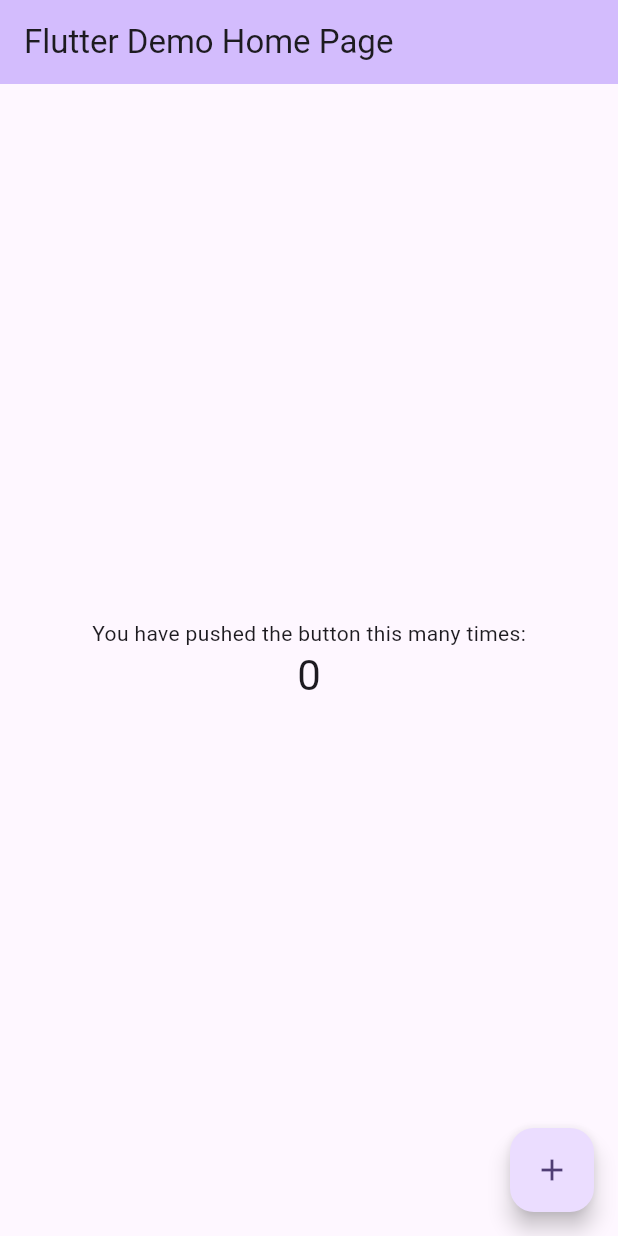
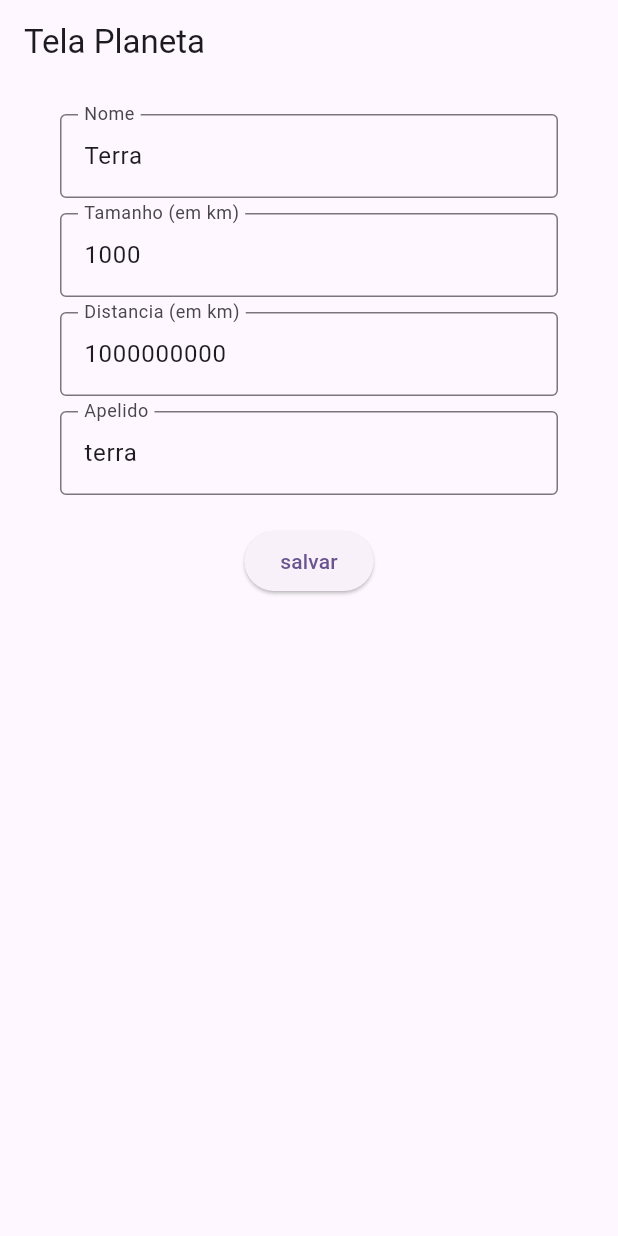
Before and after one commit to 99185908/app, a Flutter app: the screen it shows after launch, on a phone screen of 412 x 824 dp. Run offline on Flutter 3.47's test engine with Material 3 defaults, Android fonts, the phone set to English and light mode, and no system bars.

Commit message:
first commit

```diff
--- a/lib/main.dart
+++ b/lib/main.dart
@@ -1,4 +1,8 @@
+// ignore_for_file: duplicate_import
+
 import 'package:flutter/material.dart';
+import 'package:myapp/telas/tela_planeta.dart';
+import 'telas/tela_planeta.dart';
 
 void main() {
   runApp(const MyApp());
@@ -7,31 +11,16 @@ void main() {
 class MyApp extends StatelessWidget {
   const MyApp({super.key});
 
-  // This widget is the root of your application.
   @override
   Widget build(BuildContext context) {
     return MaterialApp(
+      debugShowCheckedModeBanner: false,
       title: 'Flutter Demo',
       theme: ThemeData(
-        // This is the theme of your application.
-        //
-        // TRY THIS: Try running your application with "flutter run". You'll see
-        // the application has a purple toolbar. Then, without quitting the app,
-        // try changing the seedColor in the colorScheme below to Colors.green
-        // and then invoke "hot reload" (save your changes or press the "hot
-        // reload" button in a Flutter-supported IDE, or press "r" if you used
-        // the command line to start the app).
-        //
-        // Notice that the counter didn't reset back to zero; the application
-        // state is not lost during the reload. To reset the state, use hot
-        // restart instead.
-        //
-        // This works for code too, not just values: Most code changes can be
-        // tested with just a hot reload.
         colorScheme: ColorScheme.fromSeed(seedColor: Colors.deepPurple),
         useMaterial3: true,
       ),
-      home: const MyHomePage(title: 'Flutter Demo Home Page'),
+      home: TelaPlaneta(),
     );
   }
 }
@@ -39,78 +28,36 @@ class MyApp extends StatelessWidget {
 class MyHomePage extends StatefulWidget {
   const MyHomePage({super.key, required this.title});
 
-  // This widget is the home page of your application. It is stateful, meaning
-  // that it has a State object (defined below) that contains fields that affect
-  // how it looks.
-
-  // This class is the configuration for the state. It holds the values (in this
-  // case the title) provided by the parent (in this case the App widget) and
-  // used by the build method of the State. Fields in a Widget subclass are
-  // always marked "final".
-
   final String title;
 
   @override
   State<MyHomePage> createState() => _MyHomePageState();
 }
 
+
 class _MyHomePageState extends State<MyHomePage> {
   int _counter = 0;
 
   void _incrementCounter() {
     setState(() {
-      // This call to setState tells the Flutter framework that something has
-      // changed in this State, which causes it to rerun the build method below
-      // so that the display can reflect the updated values. If we changed
-      // _counter without calling setState(), then the build method would not be
-      // called again, and so nothing would appear to happen.
       _counter++;
     });
   }
 
   @override
   Widget build(BuildContext context) {
-    // This method is rerun every time setState is called, for instance as done
-    // by the _incrementCounter method above.
-    //
-    // The Flutter framework has been optimized to make rerunning build methods
-    // fast, so that you can just rebuild anything that needs updating rather
-    // than having to individually change instances of widgets.
     return Scaffold(
       appBar: AppBar(
-        // TRY THIS: Try changing the color here to a specific color (to
-        // Colors.amber, perhaps?) and trigger a hot reload to see the AppBar
-        // change color while the other colors stay the same.
         backgroundColor: Theme.of(context).colorScheme.inversePrimary,
-        // Here we take the value from the MyHomePage object that was created by
-        // the App.build method, and use it to set our appbar title.
         title: Text(widget.title),
       ),
-      body: Center(
-        // Center is a layout widget. It takes a single child and positions it
-        // in the middle of the parent.
+      body: const Center(
         child: Column(
-          // Column is also a layout widget. It takes a list of children and
-          // arranges them vertically. By default, it sizes itself to fit its
-          // children horizontally, and tries to be as tall as its parent.
-          //
-          // Column has various properties to control how it sizes itself and
-          // how it positions its children. Here we use mainAxisAlignment to
-          // center the children vertically; the main axis here is the vertical
-          // axis because Columns are vertical (the cross axis would be
-          // horizontal).
-          //
-          // TRY THIS: Invoke "debug painting" (choose the "Toggle Debug Paint"
-          // action in the IDE, or press "p" in the console), to see the
-          // wireframe for each widget.
           mainAxisAlignment: MainAxisAlignment.center,
-          children: <Widget>[
-            const Text(
-              'You have pushed the button this many times:',
-            ),
+          children: [
             Text(
-              '$_counter',
-              style: Theme.of(context).textTheme.headlineMedium,
+              'Text Example',
+             style: TextStyle(fontSize: 24),
             ),
           ],
         ),
@@ -119,7 +66,7 @@ class _MyHomePageState extends State<MyHomePage> {
         onPressed: _incrementCounter,
         tooltip: 'Increment',
         child: const Icon(Icons.add),
-      ), // This trailing comma makes auto-formatting nicer for build methods.
+      ),
     );
   }
 }
--- /dev/null
+++ b/lib/modelos/lista.dart
@@ -0,0 +1,42 @@
+import 'planeta.dart';
+
+Planeta planeta_mercurio = Planeta(
+  nome: 'Mercurio',
+  tamanho: 100.0,
+  distancia: 1000.0,
+);
+Planeta planeta_venus = Planeta(
+  nome: 'Venus',
+  tamanho: 100.0,
+  distancia: 1000.0,
+);
+Planeta planeta_terra = Planeta(
+  nome: 'Terra',
+  tamanho: 100.0,
+  distancia: 1000.0,
+);
+Planeta planeta_marte = Planeta(
+  nome: 'Marte',
+  tamanho: 100.0,
+  distancia: 1000.0,
+);
+Planeta planeta_jupiter = Planeta(
+  nome: 'Jupiter',
+  tamanho: 100.0,
+  distancia: 1000.0,
+);
+Planeta planeta_saturno = Planeta(
+  nome: 'Saturno',
+  tamanho: 100.0,
+  distancia: 1000.0,
+);
+Planeta planeta_urano = Planeta(
+  nome: 'Urano',
+  tamanho: 100.0,
+  distancia: 1000.0,
+);
+Planeta planeta_netuno = Planeta(
+  nome: 'Netuno',
+  tamanho: 100.0,
+  distancia: 1000.0,
+);
--- /dev/null
+++ b/lib/modelos/planeta.dart
@@ -0,0 +1,13 @@
+class Planeta {
+  int? id;
+  String nome;
+  double tamanho;
+  double distancia;
+
+  Planeta({
+    this.id,
+    required this.nome,
+    required this.tamanho,
+    required this.distancia,
+  });
+}
--- /dev/null
+++ b/lib/telas/tela_planeta.dart
@@ -0,0 +1,115 @@
+import 'package:flutter/material.dart';
+
+class TelaPlaneta extends StatefulWidget {
+  @override
+  _TelaPlanetaState createState() => _TelaPlanetaState();
+}
+
+class _TelaPlanetaState extends State<TelaPlaneta> {
+  final _formKey = GlobalKey<FormState>();
+
+  final TextEditingController _nameController = TextEditingController();
+  final TextEditingController _tamanhoController = TextEditingController();
+  final TextEditingController _distanciaController = TextEditingController();
+  final TextEditingController _nicknameController = TextEditingController();
+
+  @override
+  void initState() {
+    _nameController.text = 'Terra';
+    _tamanhoController.text = '1000';
+    _distanciaController.text = '1000000000';
+    _nicknameController.text = 'terra';
+    super.initState();
+  }
+
+  @override
+  void dispose() {
+    _nameController.dispose();
+    _tamanhoController.dispose();
+    _distanciaController.dispose();
+    _nicknameController.dispose();
+    super.dispose();
+  }
+
+  @override
+  Widget build(BuildContext context) {
+    return Scaffold(
+      appBar: AppBar(
+        title: Text('Tela Planeta'),
+      ),
+      body: Padding(
+        padding: const EdgeInsets.symmetric(horizontal: 40, vertical: 20),
+        child: Form(
+          key: _formKey,
+          child: SingleChildScrollView(
+            child: Column(
+              children: [
+                TextFormField(
+                  controller: _nameController,
+                  decoration: InputDecoration(
+                    labelText: 'Nome',
+                    border: OutlineInputBorder(),
+                  ),
+                  validator: (value) {
+                    if (value == null || value.isEmpty) {
+                      return 'Por favor, insira um Planeta valido';
+                    }
+                    return null;
+                  },
+                ),
+                SizedBox(height: 10.0),
+                TextFormField(
+                  controller: _tamanhoController,
+                  decoration: InputDecoration(
+                    labelText: 'Tamanho (em km)',
+                    border: OutlineInputBorder(),
+                  ),
+                  validator: (value) {
+                    if (value == null || value.isEmpty) {
+                      return 'Por favor, insira uma distancia valida';
+                    }
+                    return null;
+                  },
+
+                  ),
+                SizedBox(height: 10.0),
+                TextFormField(
+                  controller: _distanciaController,
+                 decoration: InputDecoration(
+                    labelText: 'Distancia (em km)',
+                    border: OutlineInputBorder(),
+                  ),
+                  validator: (value) {
+                    if (value == null || value.isEmpty) {
+                      return 'Por favor, insira um Tamanho valido';
+                    }
+                    return null;
+                  },
+                ),
+                SizedBox(height: 10.0),
+                TextFormField(
+                  controller: _nicknameController,
+                  decoration: InputDecoration(
+                    labelText: 'Apelido',
+                    border: OutlineInputBorder(),
+                  ),
+                  validator: (value) {
+                    if (value == null || value.isEmpty) {
+                      return 'Por favor, insira um apelido valido';
+                    }
+                    return null;
+                  },
+                ),
+                SizedBox(height: 20.0),
+                ElevatedButton(
+                  onPressed: () {}, //_submitform,
+                  child: Text('salvar'),
+                ),
+              ],
+            ),
+          ),
+        ),
+      ),
+    );
+  }
+}
```
